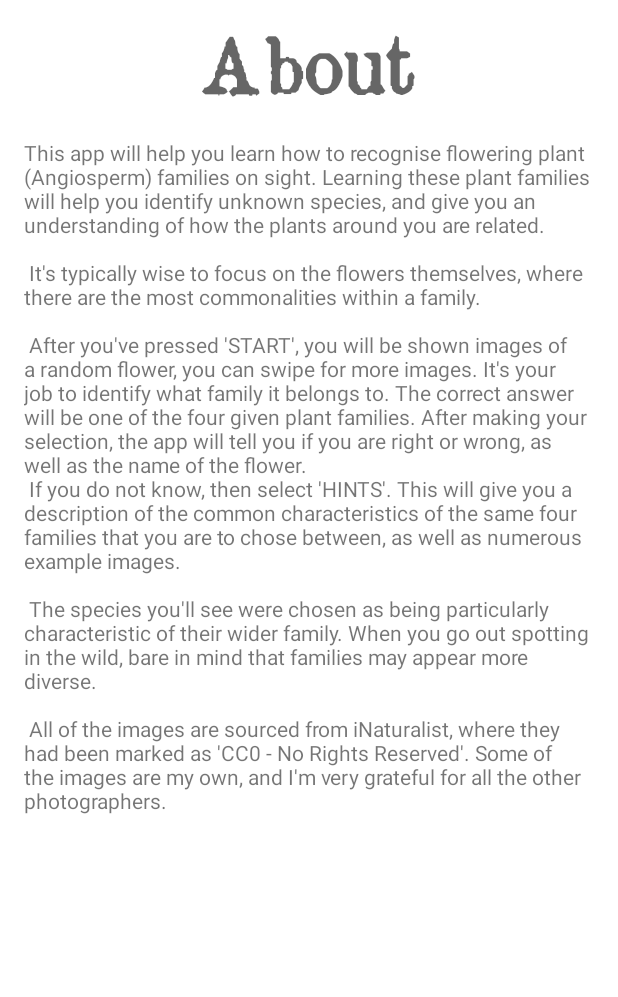
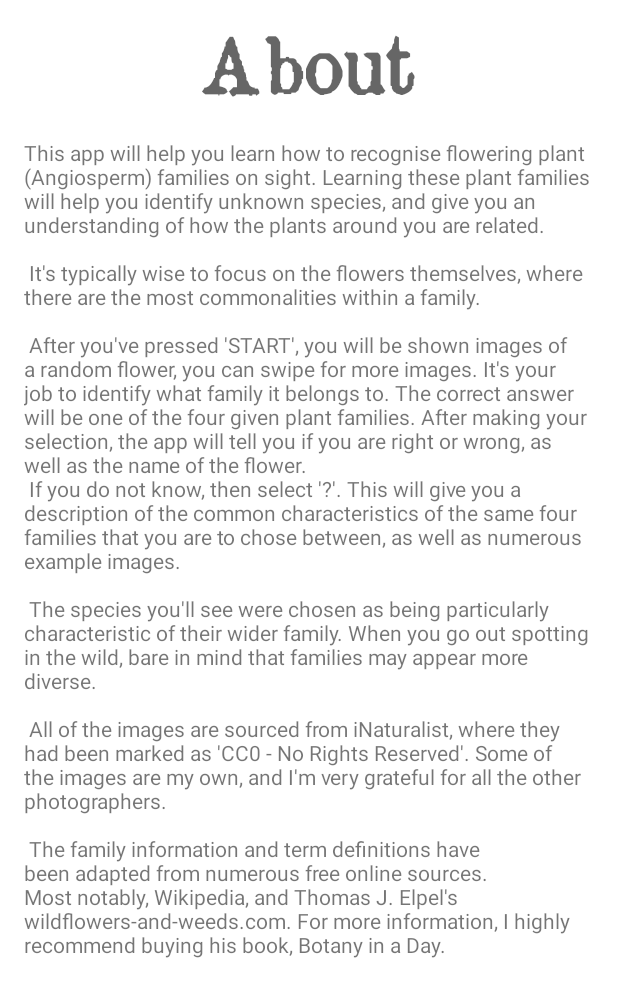
Before and after one commit to JPUF/FlashBotany, an Android app: the AboutFragment screen opened through its navigation route, on a phone screen of 412 x 824 dp. Shown: the top 997 px of the screen. Run offline under Robolectric (Android 15) with nearby library versions, the light colour scheme and no system bars; our stand-ins replace data binding.

Commit message:
Restructured About page to house longer text.

```diff
--- a/app/src/main/res/layout/fragment_about.xml
+++ b/app/src/main/res/layout/fragment_about.xml
@@ -4,39 +4,44 @@
         xmlns:app="http://schemas.android.com/apk/res-auto"
         xmlns:tools="http://schemas.android.com/tools">
 
-    <androidx.constraintlayout.widget.ConstraintLayout
-            android:id="@+id/constraint"
+    <LinearLayout
+            android:id="@+id/linear"
             android:layout_width="match_parent"
             android:layout_height="match_parent"
-            tools:context=".about.AboutFragment">
+            android:orientation="vertical">
 
         <TextView
                 android:id="@+id/titleText"
                 android:layout_width="wrap_content"
                 android:layout_height="wrap_content"
+                android:layout_gravity="center"
                 android:layout_marginStart="16dp"
                 android:layout_marginTop="16dp"
                 android:layout_marginEnd="16dp"
                 android:fontFamily="@font/custom"
                 android:text="@string/aboutTitle"
-                android:textAppearance="@style/TextAppearance.AppCompat.Display3"
-                app:layout_constraintEnd_toEndOf="parent"
-                app:layout_constraintStart_toStartOf="parent"
-                app:layout_constraintTop_toTopOf="parent" />
+                android:textAppearance="@style/TextAppearance.AppCompat.Display3" />
+
+        <ScrollView
+                android:layout_width="match_parent"
+                android:layout_height="wrap_content">
+
+            <LinearLayout
+                    android:layout_width="match_parent"
+                    android:layout_height="wrap_content"
+                    android:orientation="vertical">
 
                 <TextView
                         android:id="@+id/aboutText"
-                android:layout_width="0dp"
-                android:layout_height="0dp"
+                        android:layout_width="match_parent"
+                        android:layout_height="match_parent"
                         android:layout_marginStart="16dp"
                         android:layout_marginTop="16dp"
                         android:layout_marginEnd="16dp"
                         android:layout_marginBottom="16dp"
-                android:text="@string/aboutText"
-                app:layout_constraintBottom_toBottomOf="parent"
-                app:layout_constraintEnd_toEndOf="parent"
-                app:layout_constraintStart_toStartOf="parent"
-                app:layout_constraintTop_toBottomOf="@+id/titleText" />
+                        android:text="@string/aboutText" />
+            </LinearLayout>
+        </ScrollView>
 
-    </androidx.constraintlayout.widget.ConstraintLayout>
+    </LinearLayout>
 </layout>
--- a/app/src/main/res/layout/fragment_flash.xml
+++ b/app/src/main/res/layout/fragment_flash.xml
@@ -5,7 +5,7 @@
         xmlns:tools="http://schemas.android.com/tools">
 
     <androidx.constraintlayout.widget.ConstraintLayout
-            android:id="@+id/constraint"
+            android:id="@+id/linear"
             android:layout_width="match_parent"
             android:layout_height="match_parent"
             tools:context=".flash.FlashFragment">
--- a/app/src/main/res/layout/fragment_home.xml
+++ b/app/src/main/res/layout/fragment_home.xml
@@ -5,7 +5,7 @@
         xmlns:tools="http://schemas.android.com/tools">
 
     <androidx.constraintlayout.widget.ConstraintLayout
-            android:id="@+id/constraint"
+            android:id="@+id/linear"
             android:layout_width="match_parent"
             android:layout_height="match_parent"
             tools:context=".home.HomeFragment">
--- a/app/src/main/res/layout/fragment_info.xml
+++ b/app/src/main/res/layout/fragment_info.xml
@@ -5,7 +5,7 @@
         xmlns:tools="http://schemas.android.com/tools">
 
     <androidx.constraintlayout.widget.ConstraintLayout
-            android:id="@+id/constraint"
+            android:id="@+id/linear"
             android:layout_width="match_parent"
             android:layout_height="wrap_content"
             tools:context=".info.InfoFragment">
--- a/app/src/main/res/layout/fragment_info_page.xml
+++ b/app/src/main/res/layout/fragment_info_page.xml
@@ -5,7 +5,7 @@
         xmlns:tools="http://schemas.android.com/tools">
 
     <LinearLayout
-            android:id="@+id/constraint"
+            android:id="@+id/linear"
             android:layout_width="match_parent"
             android:layout_height="match_parent"
             android:orientation="vertical">
--- a/app/src/main/res/values/definition_strings.xml
+++ b/app/src/main/res/values/definition_strings.xml
@@ -6,7 +6,7 @@
     <string name="umbel">A type of inflorescence where a number of short stalks (pedicels) emerge from one point, like the spokes of an umbrella. A compound umbel is where there\'s an umbel at the end of each stalk</string>
     <string name="stigma">The top-most part of the female reproductive organ of a flower. The stigma receives pollen. The stigma is on top of the style, which is above the ovary. Collectively, these female parts form the pistil. </string>
     <string name="style">As part of the female reproductive organ of a flower, the style is a narrow tube-like extension connecting the ovary to the stigma.</string>
-    <string name="ovary">Part of the female reproductive organ. The ovary holds ovules, and is where pollen grains fertilise ovules. An ovary is superior if it\'s situated above other flower parts (namely the petals/sepals/male parts). If it's beneath, then it's inferior.</string>
+    <string name="ovary">Part of the female reproductive organ. The ovary holds ovules, and is where pollen grains fertilise ovules. An ovary is superior if it\'s situated above other flower parts (namely the petals/sepals/male parts). If it\'s beneath, then it\'s inferior.</string>
     <string name="pistil">Definition of a pistil.</string>
     <string name="stamen">Definition of a stamen.</string>
     <string name="anther">Definition of a anther.</string>
--- a/app/src/main/res/values/family_info_strings.xml
+++ b/app/src/main/res/values/family_info_strings.xml
@@ -80,7 +80,7 @@
         3 <annotation type="Petal">petals</annotation> and 3 <annotation type="Sepal">sepals</annotation>, often the same size and colour.\n\n
         6 <annotation type="Stamen">stamens</annotation>.\n\n
         <annotation type="Pistil">Pistil</annotation> with a 3-parted <annotation type="Stigma">stigma</annotation>.\n\n
-        These flowers are <annotation type="Monocot">monocots</annotation>>, as shown by their leaves with parallel veins.
+        These flowers are <annotation type="Monocot">monocots</annotation>, as shown by their leaves with parallel veins.
     </string>
 
 </resources>
--- a/app/src/main/res/values/strings.xml
+++ b/app/src/main/res/values/strings.xml
@@ -15,11 +15,13 @@
 
         After you\'ve pressed \'START\', you will be shown images of a random flower, you can swipe for more images. It\'s your job to identify what family it belongs to.
         The correct answer will be one of the four given plant families. After making your selection, the app will tell you if you are right or wrong, as well as the name of the flower.\n
-        If you do not know, then select \'HINTS\'. This will give you a description of the common characteristics of the same four families that you are to chose between, as well as numerous example images. \n\n
+        If you do not know, then select \'?\'. This will give you a description of the common characteristics of the same four families that you are to chose between, as well as numerous example images. \n\n
 
         The species you\'ll see were chosen as being particularly characteristic of their wider family. When you go out spotting in the wild, bare in mind that families may appear more diverse.\n\n
 
-        All of the images are sourced from iNaturalist, where they had been marked as \'CC0 - No Rights Reserved\'. Some of the images are my own, and I\'m very grateful for all the other photographers.
+        All of the images are sourced from iNaturalist, where they had been marked as \'CC0 - No Rights Reserved\'. Some of the images are my own, and I\'m very grateful for all the other photographers.\n\n
+
+        The family information and term definitions have been adapted from numerous free online sources. Most notably, Wikipedia, and Thomas J. Elpel\'s wildflowers-and-weeds.com. For more information, I highly recommend buying his book, Botany in a Day.
     </string>
     <string name="question">\?</string>
 </resources>
```
Lines whose indentation alone changed are shown as unchanged.
